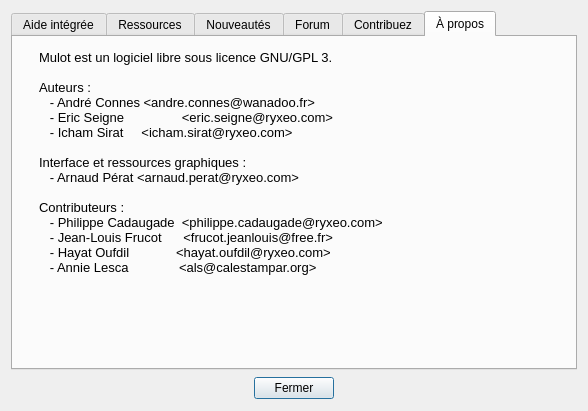
Before: the Qt Designer form lib/abuleduaproposv1/abuleduaproposv1.ui in Txikilinux/leterrier-mulot, drawn with Qt 5.
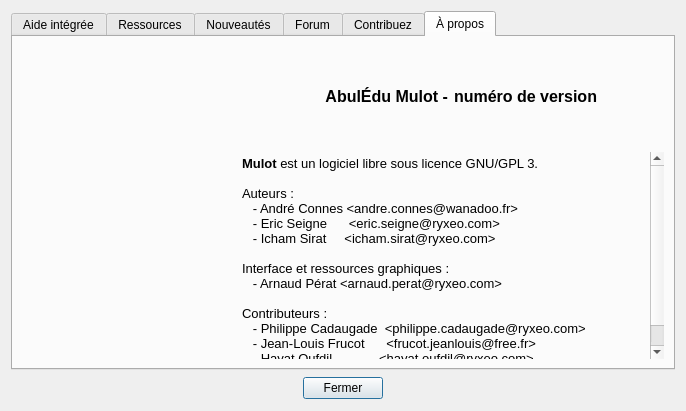
After: the same form once the commit is applied. The open tabs and pages were chosen to show the change. Icons and pictures are not drawn.

Commit message: Modification boite a propos

Diff of the .ui file:
```diff
--- a/lib/abuleduaproposv1/abuleduaproposv1.ui
+++ b/lib/abuleduaproposv1/abuleduaproposv1.ui
@@ -6,7 +6,7 @@
    <rect>
     <x>0</x>
     <y>0</y>
-    <width>588</width>
+    <width>686</width>
     <height>411</height>
    </rect>
   </property>
@@ -259,7 +259,7 @@
       <layout class="QGridLayout" name="gridLayout_8">
        <item row="0" column="0">
         <layout class="QGridLayout" name="gridAbout">
-         <item row="0" column="1" rowspan="2">
+         <item row="1" column="2" rowspan="2" colspan="2">
           <widget class="QTextBrowser" name="textAbout">
            <property name="palette">
             <palette>
@@ -318,11 +318,11 @@
 &lt;table border=&quot;0&quot; style=&quot;-qt-table-type: root; margin-top:4px; margin-bottom:4px; margin-left:4px; margin-right:4px;&quot;&gt;
 &lt;tr&gt;
 &lt;td style=&quot;border: none;&quot;&gt;
-&lt;p style=&quot; margin-top:0px; margin-bottom:0px; margin-left:0px; margin-right:0px; -qt-block-indent:0; text-indent:0px;&quot;&gt;Mulot est un logiciel libre sous licence GNU/GPL 3.&lt;/p&gt;
+&lt;p style=&quot; margin-top:0px; margin-bottom:0px; margin-left:0px; margin-right:0px; -qt-block-indent:0; text-indent:0px;&quot;&gt;&lt;span style=&quot; font-weight:600;&quot;&gt;Mulot&lt;/span&gt; est un logiciel libre sous licence GNU/GPL 3.&lt;/p&gt;
 &lt;p style=&quot;-qt-paragraph-type:empty; margin-top:0px; margin-bottom:0px; margin-left:0px; margin-right:0px; -qt-block-indent:0; text-indent:0px;&quot;&gt;&lt;/p&gt;
 &lt;p style=&quot; margin-top:0px; margin-bottom:0px; margin-left:0px; margin-right:0px; -qt-block-indent:0; text-indent:0px;&quot;&gt;Auteurs :&lt;/p&gt;
 &lt;p style=&quot; margin-top:0px; margin-bottom:0px; margin-left:0px; margin-right:0px; -qt-block-indent:0; text-indent:0px;&quot;&gt;   - André Connes &amp;lt;andre.connes@wanadoo.fr&amp;gt;&lt;/p&gt;
-&lt;p style=&quot; margin-top:0px; margin-bottom:0px; margin-left:0px; margin-right:0px; -qt-block-indent:0; text-indent:0px;&quot;&gt;   - Eric Seigne                &amp;lt;eric.seigne@ryxeo.com&amp;gt;&lt;/p&gt;
+&lt;p style=&quot; margin-top:0px; margin-bottom:0px; margin-left:0px; margin-right:0px; -qt-block-indent:0; text-indent:0px;&quot;&gt;   - Eric Seigne      &amp;lt;eric.seigne@ryxeo.com&amp;gt;&lt;/p&gt;
 &lt;p style=&quot; margin-top:0px; margin-bottom:0px; margin-left:0px; margin-right:0px; -qt-block-indent:0; text-indent:0px;&quot;&gt;   - Icham Sirat     &amp;lt;icham.sirat@ryxeo.com&amp;gt;&lt;/p&gt;
 &lt;p style=&quot;-qt-paragraph-type:empty; margin-top:0px; margin-bottom:0px; margin-left:0px; margin-right:0px; -qt-block-indent:0; text-indent:0px;&quot;&gt;&lt;/p&gt;
 &lt;p style=&quot; margin-top:0px; margin-bottom:0px; margin-left:0px; margin-right:0px; -qt-block-indent:0; text-indent:0px;&quot;&gt;Interface et ressources graphiques :&lt;/p&gt;
@@ -339,13 +339,39 @@
            </property>
           </widget>
          </item>
-         <item row="0" column="0">
-          <widget class="QLabel" name="label">
+         <item row="1" column="0">
+          <widget class="QLabel" name="lblImageAppli">
            <property name="text">
             <string/>
            </property>
            <property name="pixmap">
-            <pixmap>data/images/will-win.png</pixmap>
+            <pixmap resource="../../ressources.qrc">:/icone/mulot-128</pixmap>
+           </property>
+          </widget>
+         </item>
+         <item row="0" column="2">
+          <widget class="QLabel" name="lblNomAppli">
+           <property name="styleSheet">
+            <string notr="true">font-size:16px; font-weight:bold;</string>
+           </property>
+           <property name="text">
+            <string>AbulÉdu Mulot -</string>
+           </property>
+           <property name="scaledContents">
+            <bool>true</bool>
+           </property>
+           <property name="alignment">
+            <set>Qt::AlignRight|Qt::AlignTrailing|Qt::AlignVCenter</set>
+           </property>
+          </widget>
+         </item>
+         <item row="0" column="3">
+          <widget class="QLabel" name="lblVersion">
+           <property name="styleSheet">
+            <string notr="true">font-size:16px; font-weight:bold;</string>
+           </property>
+           <property name="text">
+            <string>numéro de version</string>
            </property>
           </widget>
          </item>
```
Left out of the diff: 16 changed lines with no effect on the pictures. The commit also changes 2 other files.
